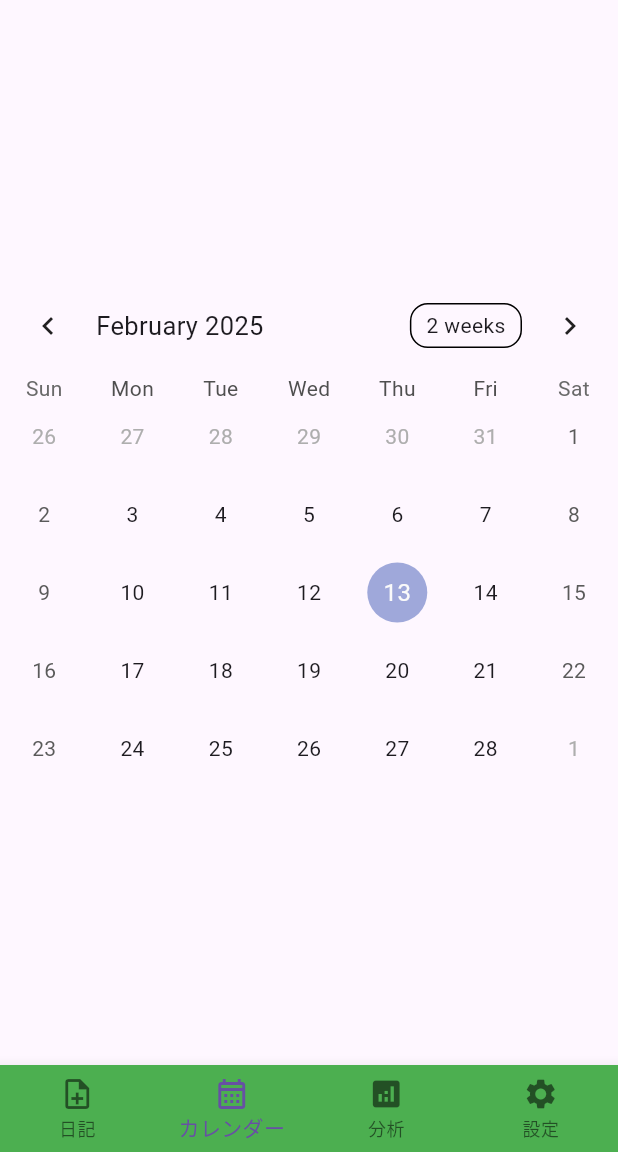
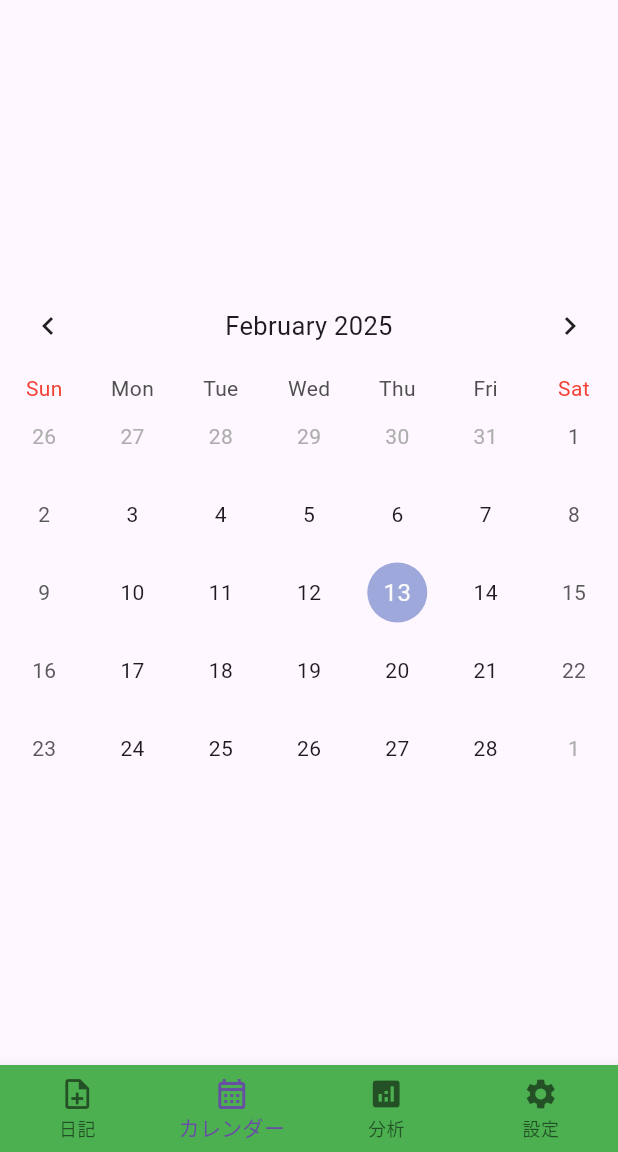
Before and after one commit to yukimiyake0607/three_dialy, a Flutter app: the screen it shows after launch, item 2 of the bottom bar chosen, on a phone screen of 412 x 824 dp, the part 84-1236 px from its top. Run offline on Flutter 3.47's test engine with Material 3 defaults, Android fonts, the phone set to English and light mode, and no system bars; drawn by our look-alikes of table_calendar.

Commit message:
update: カレンダースタイルを変更

```diff
--- a/lib/ui/screen/calender/calender_screen.dart
+++ b/lib/ui/screen/calender/calender_screen.dart
@@ -42,6 +42,16 @@ class _CalenderScreenState extends State<CalenderScreen> {
           shape: BoxShape.circle,
         ),
       ),
+
+      // 曜日を日本語表記
+      daysOfWeekStyle: const DaysOfWeekStyle(
+        weekendStyle: TextStyle(color: Colors.red),
+      ),
+
+      headerStyle: const HeaderStyle(
+        formatButtonVisible: false,
+        titleCentered: true, // タイトルを中央寄せ
+      ),
     );
   }
 }
```
